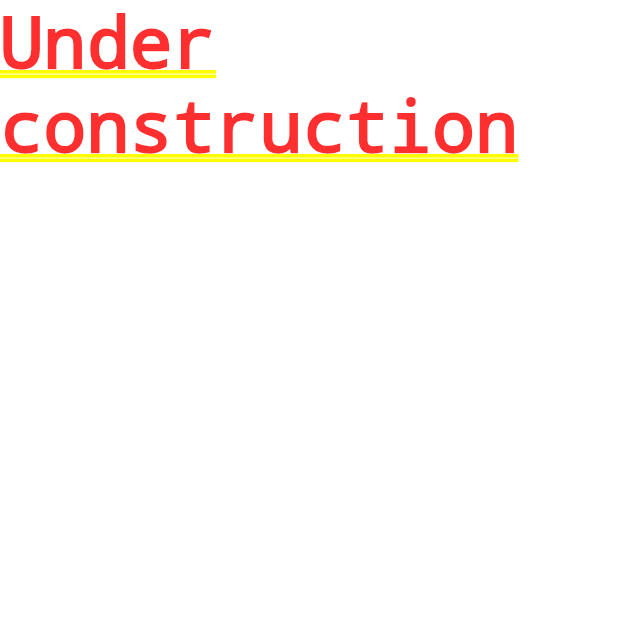
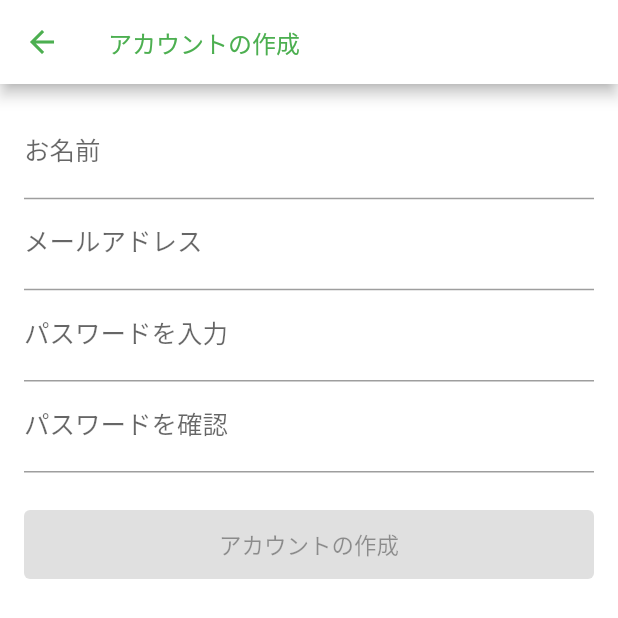
Before and after one commit to oda308/copan_flutter, a Flutter app: the screen it shows after launch, after a tap on "アカウント登録", on a phone screen of 412 x 824 dp. Shown: the top 618 px of the screen. Run offline on Flutter 3.47's test engine with Material 2 defaults, Android fonts, the phone set to English and light mode, and no system bars; our stand-ins replace drift, fl_chart, flutter_riverpod; accounts and stored records are empty; generated files the repository leaves out were written again; network calls fail.

Commit message:
アカウント作成画面の作成

```diff
--- a/lib/app/page/login.dart
+++ b/lib/app/page/login.dart
@@ -1,4 +1,5 @@
 import 'package:copan_flutter/data/api/fetch_all_expenses.dart';
+import 'package:copan_flutter/data/user.dart';
 import 'package:copan_flutter/main.dart';
 import 'package:copan_flutter/requester/requester.dart';
 import 'package:drift/drift.dart' as drift;
@@ -148,6 +149,9 @@ class _LoginFormState extends ConsumerState<_LoginForm> {
                     email: drift.Value(email),
                     accessToken: drift.Value(accessToken),
                   ));
+
+                  user = User(email, accessToken);
+
                   final expenses = await fetchAllExpenses();
                   ref.read(expensesProvider.notifier).initExpenses(expenses);
                   if (!mounted) return;
@@ -168,8 +172,7 @@ class _LoginFormState extends ConsumerState<_LoginForm> {
                   backgroundColor: Colors.blue,
                   padding: const EdgeInsets.symmetric(vertical: 12),
                   fixedSize: const Size.fromWidth(double.maxFinite)),
-              onPressed: () =>
-                  Navigator.of(context).pushReplacementNamed('/signUp'),
+              onPressed: () => Navigator.of(context).pushNamed('/signUp'),
               child: const Text('アカウント登録'),
             ),
           ),
--- a/lib/app/page/sign_up.dart
+++ b/lib/app/page/sign_up.dart
@@ -1,10 +1,131 @@
+import 'package:drift/drift.dart' as drift;
 import 'package:flutter/material.dart';
 
-class SignUp extends StatelessWidget {
+import '../../data/local/db/dao.dart' as db;
+
+class SignUp extends StatefulWidget {
   const SignUp({Key? key}) : super(key: key);
 
   @override
+  State<SignUp> createState() => _SignUpState();
+}
+
+class _SignUpState extends State<SignUp> {
+  final inputFields = _InputFields();
+
+  @override
   Widget build(BuildContext context) {
-    return const Text("Under construction");
+    return Scaffold(
+      resizeToAvoidBottomInset: false,
+      appBar: AppBar(
+        title: const Text('アカウントの作成'),
+      ),
+      backgroundColor: Colors.white,
+      body: Container(
+        padding: EdgeInsets.all(16),
+        child: Column(
+          children: [
+            Column(
+              children: [
+                TextField(
+                  decoration: const InputDecoration(
+                    labelText: 'お名前',
+                  ),
+                  textAlign: TextAlign.left,
+                  onChanged: (value) {
+                    setState(() {
+                      inputFields.name = value;
+                    });
+                  },
+                ),
+                TextField(
+                  decoration: const InputDecoration(
+                    labelText: 'メールアドレス',
+                  ),
+                  textAlign: TextAlign.left,
+                  onChanged: (value) {
+                    setState(() {
+                      inputFields.email = value;
+                    });
+                  },
+                ),
+                TextField(
+                  decoration: const InputDecoration(
+                    labelText: 'パスワードを入力',
+                  ),
+                  textAlign: TextAlign.left,
+                  onChanged: (value) {
+                    setState(() {
+                      inputFields.password = value;
+                    });
+                  },
+                ),
+                TextField(
+                  decoration: InputDecoration(
+                      labelText: 'パスワードを確認',
+                      errorText: inputFields.errorPassword),
+                  textAlign: TextAlign.left,
+                  onChanged: (value) {
+                    setState(() {
+                      inputFields.confirmPassword = value;
+                    });
+                  },
+                ),
+              ],
+            ),
+            Padding(padding: EdgeInsets.only(bottom: 24)),
+            ElevatedButton(
+              style: ElevatedButton.styleFrom(
+                  padding: const EdgeInsets.symmetric(vertical: 12),
+                  fixedSize: const Size.fromWidth(double.maxFinite)),
+              onPressed: _isCompletedForm(inputFields)
+                  ? () async {
+                      if (inputFields.password == inputFields.confirmPassword) {
+                        // userセット
+                        db.copanDB.addUser(db.UsersTableCompanion(
+                          email: drift.Value("test"),
+                          accessToken: drift.Value("test"),
+                          // TODO: サーバから取得したアクセストークンを追加する
+                        ));
+                        // TODO: アクセストークンを取得したらページ遷移
+
+                        await Navigator.of(context)
+                            .pushNamed('/signUpCompleted');
+                      } else {
+                        setState(() {
+                          inputFields.errorPassword = inputFields.password ==
+                                  inputFields.confirmPassword
+                              ? null
+                              : 'パスワードが一致しません';
+                        });
+                      }
+                    }
+                  : null,
+              child: const Text('アカウントの作成'),
+            ),
+          ],
+        ),
+      ),
+    );
+  }
+
+  bool _isCompletedForm(_InputFields inputFields) {
+    if (inputFields.name.isEmpty ||
+        inputFields.email.isEmpty ||
+        inputFields.password.isEmpty ||
+        inputFields.confirmPassword.isEmpty) {
+      return false;
+    }
+    return true;
   }
 }
+
+class _InputFields {
+  String name = '';
+  String email = '';
+  String password = '';
+  String confirmPassword = '';
+  String errorName = '';
+  String errorEmail = '';
+  String? errorPassword;
+}
--- a/lib/main.dart
+++ b/lib/main.dart
@@ -2,6 +2,7 @@ import 'dart:io';
 
 import 'package:copan_flutter/app/page/login.dart';
 import 'package:copan_flutter/app/page/sign_up.dart';
+import 'package:copan_flutter/app/page/sign_up_completed.dart';
 import 'package:copan_flutter/data/api/fetch_all_expenses.dart';
 import 'package:copan_flutter/data/expense/expense.dart';
 import 'package:copan_flutter/data/expense/expense_category.dart';
@@ -77,6 +78,7 @@ class MyApp extends StatelessWidget {
         routes: <String, WidgetBuilder>{
           '/login': (BuildContext context) => const Login(),
           '/signUp': (BuildContext context) => const SignUp(),
+          '/signUpCompleted': (BuildContext context) => const SignUpCompleted(),
           '/home': (BuildContext context) => const Expenses(),
           '/inputExpense': (BuildContext context) => const InputExpense(),
           '/selectCategory': (BuildContext context) => const SelectCategory(),
```
Also changed, not shown: lib/app/page/sign_up_completed.dart (added, +35 -0 lines).
